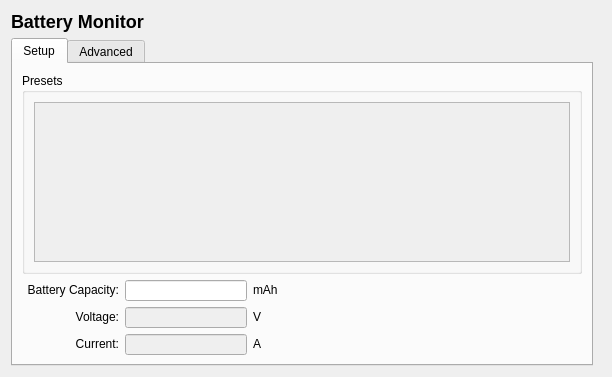
Above: src/ui/configuration/BatteryMonitorConfig.ui from ArduPilot/apm_planner before the change. Below: the same form after it.
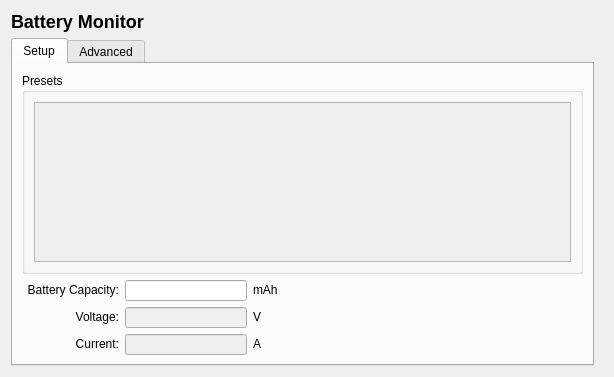
That is the form after the change. The open tabs and pages were chosen to show the change. Icons and pictures are not drawn.

Commit message: Improvements to Battery Monitor Setup - part 2 reworked the data model ready for adding the ability to read presets from a file

```diff
--- a/src/ui/configuration/BatteryMonitorConfig.ui
+++ b/src/ui/configuration/BatteryMonitorConfig.ui
@@ -6,7 +6,7 @@
    <rect>
     <x>0</x>
     <y>0</y>
-    <width>612</width>
+    <width>614</width>
     <height>377</height>
    </rect>
   </property>
@@ -107,7 +107,7 @@
                   <rect>
                    <x>0</x>
                    <y>0</y>
-                   <width>496</width>
+                   <width>498</width>
                    <height>77</height>
                   </rect>
                  </property>
```
Left out of the diff: 4 changed lines with no effect on the pictures. The commit also changes 2 other files.
